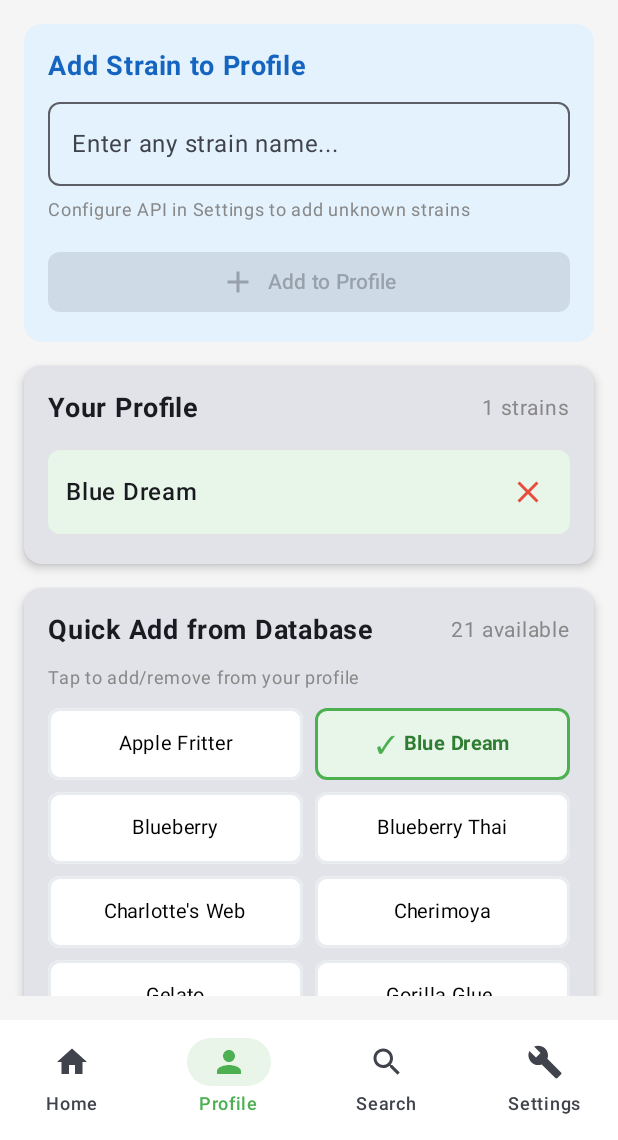
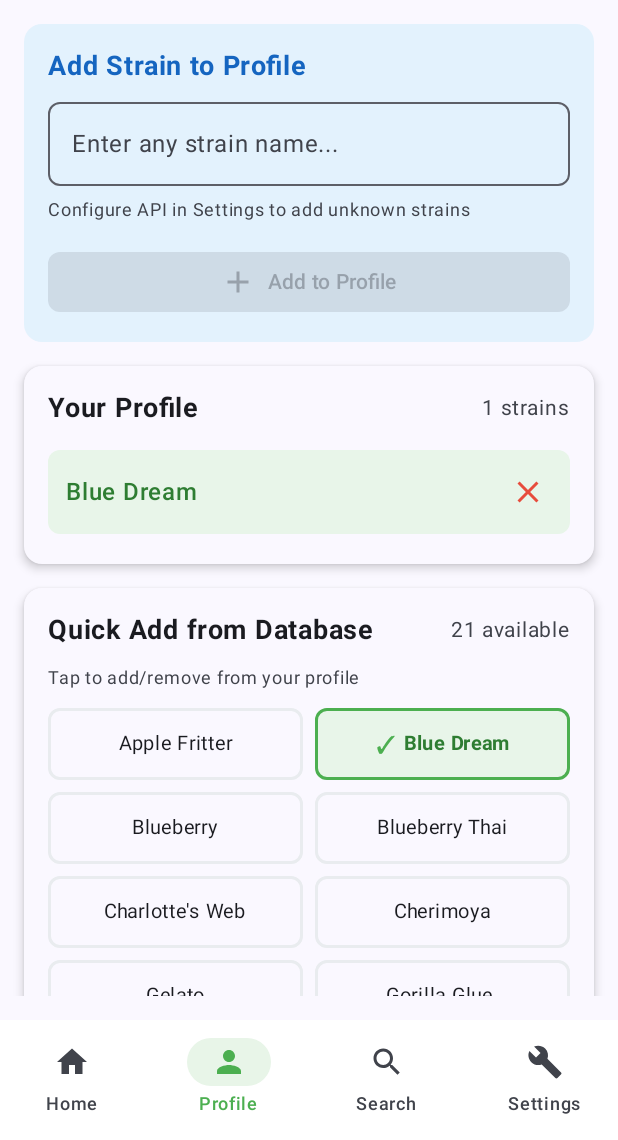
Before and after one commit to usathyan/cannabis-strain-analyzer, an Android app built with Jetpack Compose: the composable MainScreen shown on its own in the app's theme, item 2 of the bottom bar chosen, on a phone screen of 412 x 824 dp, the part 96-1236 px from its top. Run offline under Robolectric (Android 15) with nearby library versions, the phone set to English and light mode, and no system bars; libraries missing offline, so code that uses them is left out: com.google.mlkit.genai; 3 statements that could not run were skipped.

Commit message:
Fix dark mode compatibility across all screens
- Use MaterialTheme.colorScheme for backgrounds, surfaces, and text
- Add isSystemInDarkTheme() checks for accent colors
- Update HomeScreen, ConfigureScreen, CompareScreen with theme-aware colors
- Fix ActionButton, StrainChip, QuickAddStrainCard, InfoRow, MetricRow
- Ensure all cards and text are visible in both light and dark modes

🤖 Generated with [Claude Code](https://claude.com/claude-code)

Co-Authored-By: Claude Opus 4.5 <noreply@anthropic.com>

```diff
--- a/android-app/app/src/main/kotlin/com/strainanalyzer/app/ui/ConfigureScreen.kt
+++ b/android-app/app/src/main/kotlin/com/strainanalyzer/app/ui/ConfigureScreen.kt
@@ -3,6 +3,7 @@ package com.strainanalyzer.app.ui
 import androidx.compose.foundation.background
 import androidx.compose.foundation.border
 import androidx.compose.foundation.clickable
+import androidx.compose.foundation.isSystemInDarkTheme
 import androidx.compose.foundation.layout.*
 import androidx.compose.foundation.lazy.LazyColumn
 import androidx.compose.foundation.lazy.grid.GridCells
@@ -39,20 +40,30 @@ fun ConfigureScreen(
     var isAddingStrain by remember { mutableStateOf(false) }
 
     val isLlmConfigured = llmService.isConfigured()
+    val isDark = isSystemInDarkTheme()
+
+    val backgroundColor = MaterialTheme.colorScheme.background
+    val surfaceColor = MaterialTheme.colorScheme.surface
+    val onSurfaceColor = MaterialTheme.colorScheme.onSurface
+    val onSurfaceVariant = MaterialTheme.colorScheme.onSurfaceVariant
 
     LazyColumn(
         modifier = Modifier
             .fillMaxSize()
-            .background(Color(0xFFF5F5F5))
+            .background(backgroundColor)
             .padding(16.dp),
         verticalArrangement = Arrangement.spacedBy(16.dp)
     ) {
         // Add New Strain Card
         item {
+            val cardColor = if (isDark) Color(0xFF0D47A1) else Color(0xFFE3F2FD)
+            val titleColor = if (isDark) Color(0xFF90CAF9) else Color(0xFF1565C0)
+            val subtitleColor = if (isDark) Color(0xFF64B5F6) else Color(0xFF1976D2)
+
             Card(
                 modifier = Modifier.fillMaxWidth(),
                 shape = RoundedCornerShape(12.dp),
-                colors = CardDefaults.cardColors(containerColor = Color(0xFFE3F2FD))
+                colors = CardDefaults.cardColors(containerColor = cardColor)
             ) {
                 Column(
                     modifier = Modifier.padding(16.dp)
@@ -61,7 +72,7 @@ fun ConfigureScreen(
                         text = "Add Strain to Profile",
                         fontSize = 18.sp,
                         fontWeight = FontWeight.Bold,
-                        color = Color(0xFF1565C0),
+                        color = titleColor,
                         modifier = Modifier.padding(bottom = 12.dp)
                     )
 
@@ -79,14 +90,14 @@ fun ConfigureScreen(
                         Text(
                             text = "Unknown strains will be fetched via API",
                             fontSize = 12.sp,
-                            color = Color(0xFF1976D2),
+                            color = subtitleColor,
                             modifier = Modifier.padding(top = 4.dp)
                         )
                     } else {
                         Text(
                             text = "Configure API in Settings to add unknown strains",
                             fontSize = 12.sp,
-                            color = Color.Gray,
+                            color = onSurfaceVariant,
                             modifier = Modifier.padding(top = 4.dp)
                         )
                     }
@@ -130,7 +141,8 @@ fun ConfigureScreen(
             Card(
                 modifier = Modifier.fillMaxWidth(),
                 shape = RoundedCornerShape(12.dp),
-                elevation = CardDefaults.cardElevation(defaultElevation = 4.dp)
+                elevation = CardDefaults.cardElevation(defaultElevation = 4.dp),
+                colors = CardDefaults.cardColors(containerColor = surfaceColor)
             ) {
                 Column(
                     modifier = Modifier.padding(16.dp)
@@ -143,21 +155,25 @@ fun ConfigureScreen(
                         Text(
                             text = "Your Profile",
                             fontSize = 18.sp,
-                            fontWeight = FontWeight.Bold
+                            fontWeight = FontWeight.Bold,
+                            color = onSurfaceColor
                         )
                         Text(
                             text = "${userProfile.favoriteStrains.size} strains",
                             fontSize = 14.sp,
-                            color = Color.Gray
+                            color = onSurfaceVariant
                         )
                     }
 
                     Spacer(modifier = Modifier.height(12.dp))
 
+                    val strainRowBg = if (isDark) Color(0xFF1B5E20) else Color(0xFFE8F5E9)
+                    val strainTextColor = if (isDark) Color(0xFFA5D6A7) else Color(0xFF2E7D32)
+
                     if (userProfile.favoriteStrains.isEmpty()) {
                         Text(
                             text = "No favorite strains yet. Add strains above or select from the database below.",
-                            color = Color.Gray,
+                            color = onSurfaceVariant,
                             fontSize = 14.sp
                         )
                     } else {
@@ -167,7 +183,7 @@ fun ConfigureScreen(
                                     .fillMaxWidth()
                                     .padding(vertical = 4.dp)
                                     .background(
-                                        Color(0xFFE8F5E9),
+                                        strainRowBg,
                                         shape = RoundedCornerShape(8.dp)
                                     )
                                     .padding(12.dp),
@@ -178,7 +194,8 @@ fun ConfigureScreen(
                                     text = strain.split(" ").joinToString(" ") {
                                         it.replaceFirstChar { c -> c.uppercase() }
                                     },
-                                    fontWeight = FontWeight.Medium
+                                    fontWeight = FontWeight.Medium,
+                                    color = strainTextColor
                                 )
                                 IconButton(
                                     onClick = { viewModel.removeStrainFromProfile(strain) },
@@ -202,7 +219,8 @@ fun ConfigureScreen(
             Card(
                 modifier = Modifier.fillMaxWidth(),
                 shape = RoundedCornerShape(12.dp),
-                elevation = CardDefaults.cardElevation(defaultElevation = 4.dp)
+                elevation = CardDefaults.cardElevation(defaultElevation = 4.dp),
+                colors = CardDefaults.cardColors(containerColor = surfaceColor)
             ) {
                 Column(
                     modifier = Modifier.padding(16.dp)
@@ -215,19 +233,20 @@ fun ConfigureScreen(
                         Text(
                             text = "Quick Add from Database",
                             fontSize = 18.sp,
-                            fontWeight = FontWeight.Bold
+                            fontWeight = FontWeight.Bold,
+                            color = onSurfaceColor
                         )
                         Text(
                             text = "${availableStrains.size} available",
                             fontSize = 14.sp,
-                            color = Color.Gray
+                            color = onSurfaceVariant
                         )
                     }
 
                     Text(
                         text = "Tap to add/remove from your profile",
                         fontSize = 12.sp,
-                        color = Color.Gray,
+                        color = onSurfaceVariant,
                         modifier = Modifier.padding(vertical = 8.dp)
                     )
 
@@ -264,16 +283,38 @@ fun QuickAddStrainCard(
     isInProfile: Boolean,
     onClick: () -> Unit
 ) {
+    val isDark = isSystemInDarkTheme()
+    val surfaceColor = MaterialTheme.colorScheme.surface
+    val onSurface = MaterialTheme.colorScheme.onSurface
+
+    val borderColor = if (isInProfile) {
+        if (isDark) Color(0xFF4CAF50) else Color(0xFF4CAF50)
+    } else {
+        if (isDark) Color(0xFF424242) else Color(0xFFe9ecef)
+    }
+
+    val bgColor = if (isInProfile) {
+        if (isDark) Color(0xFF1B5E20) else Color(0xFFE8F5E9)
+    } else {
+        surfaceColor
+    }
+
+    val textColor = if (isInProfile) {
+        if (isDark) Color(0xFFA5D6A7) else Color(0xFF2E7D32)
+    } else {
+        onSurface
+    }
+
     Box(
         modifier = Modifier
             .fillMaxWidth()
             .border(
                 width = 2.dp,
-                color = if (isInProfile) Color(0xFF4CAF50) else Color(0xFFe9ecef),
+                color = borderColor,
                 shape = RoundedCornerShape(8.dp)
             )
             .background(
-                color = if (isInProfile) Color(0xFFE8F5E9) else Color.White,
+                color = bgColor,
                 shape = RoundedCornerShape(8.dp)
             )
             .clickable(onClick = onClick)
@@ -285,7 +326,7 @@ fun QuickAddStrainCard(
             horizontalArrangement = Arrangement.Center
         ) {
             if (isInProfile) {
-                Text(text = "✓ ", color = Color(0xFF4CAF50))
+                Text(text = "✓ ", color = if (isDark) Color(0xFF4CAF50) else Color(0xFF4CAF50))
             }
             Text(
                 text = name.split(" ").joinToString(" ") {
@@ -293,7 +334,7 @@ fun QuickAddStrainCard(
                 },
                 fontWeight = if (isInProfile) FontWeight.Bold else FontWeight.Normal,
                 fontSize = 13.sp,
-                color = if (isInProfile) Color(0xFF2E7D32) else Color.Black
+                color = textColor
             )
         }
     }
@@ -301,6 +342,9 @@ fun QuickAddStrainCard(
 
 @Composable
 fun InfoRow(label: String, value: String) {
+    val onSurfaceVariant = MaterialTheme.colorScheme.onSurfaceVariant
+    val onSurface = MaterialTheme.colorScheme.onSurface
+
     Row(
         modifier = Modifier
             .fillMaxWidth()
@@ -309,13 +353,14 @@ fun InfoRow(label: String, value: String) {
     ) {
         Text(
             text = label,
-            color = Color.Gray,
+            color = onSurfaceVariant,
             fontSize = 14.sp
         )
         Text(
             text = value,
             fontWeight = FontWeight.Medium,
-            fontSize = 14.sp
+            fontSize = 14.sp,
+            color = onSurface
         )
     }
 }
--- a/android-app/app/src/main/kotlin/com/strainanalyzer/app/ui/HomeScreen.kt
+++ b/android-app/app/src/main/kotlin/com/strainanalyzer/app/ui/HomeScreen.kt
@@ -2,6 +2,7 @@ package com.strainanalyzer.app.ui
 
 import androidx.compose.foundation.background
 import androidx.compose.foundation.clickable
+import androidx.compose.foundation.isSystemInDarkTheme
 import androidx.compose.foundation.layout.*
 import androidx.compose.foundation.lazy.LazyColumn
 import androidx.compose.foundation.shape.RoundedCornerShape
@@ -51,10 +52,15 @@ fun HomeScreen(
     val isGeminiNanoDownloadable = llmService.isGeminiNanoDownloadable()
     val isCloudApiConfigured = llmService.isCloudApiConfigured()
 
+    val backgroundColor = MaterialTheme.colorScheme.background
+    val surfaceColor = MaterialTheme.colorScheme.surface
+    val onSurfaceColor = MaterialTheme.colorScheme.onSurface
+    val onSurfaceVariant = MaterialTheme.colorScheme.onSurfaceVariant
+
     LazyColumn(
         modifier = Modifier
             .fillMaxSize()
-            .background(Color(0xFFF5F5F5))
+            .background(backgroundColor)
             .padding(16.dp),
         verticalArrangement = Arrangement.spacedBy(16.dp)
     ) {
@@ -63,7 +69,8 @@ fun HomeScreen(
             Card(
                 modifier = Modifier.fillMaxWidth(),
                 shape = RoundedCornerShape(12.dp),
-                elevation = CardDefaults.cardElevation(defaultElevation = 4.dp)
+                elevation = CardDefaults.cardElevation(defaultElevation = 4.dp),
+                colors = CardDefaults.cardColors(containerColor = surfaceColor)
             ) {
                 Column(
                     modifier = Modifier.padding(16.dp)
@@ -72,6 +79,7 @@ fun HomeScreen(
                         text = "Your Profile",
                         fontSize = 18.sp,
                         fontWeight = FontWeight.Bold,
+                        color = onSurfaceColor,
                         modifier = Modifier.padding(bottom = 12.dp)
                     )
 
@@ -106,7 +114,7 @@ fun HomeScreen(
                         Text(
                             text = "Your favorite strains:",
                             fontSize = 14.sp,
-                            color = Color.Gray
+                            color = onSurfaceVariant
                         )
                         Spacer(modifier = Modifier.height(8.dp))
                         Row(
@@ -125,7 +133,7 @@ fun HomeScreen(
                         Text(
                             text = "No favorite strains yet. Add strains to build your profile.",
                             fontSize = 14.sp,
-                            color = Color.Gray
+                            color = onSurfaceVariant
                         )
                     }
                 }
@@ -137,7 +145,8 @@ fun HomeScreen(
             Card(
                 modifier = Modifier.fillMaxWidth(),
                 shape = RoundedCornerShape(12.dp),
-                elevation = CardDefaults.cardElevation(defaultElevation = 4.dp)
+                elevation = CardDefaults.cardElevation(defaultElevation = 4.dp),
+                colors = CardDefaults.cardColors(containerColor = surfaceColor)
             ) {
                 Column(
                     modifier = Modifier.padding(16.dp)
@@ -146,6 +155,7 @@ fun HomeScreen(
                         text = "Quick Actions",
                         fontSize = 18.sp,
                         fontWeight = FontWeight.Bold,
+                        color = onSurfaceColor,
                         modifier = Modifier.padding(bottom = 12.dp)
                     )
 
@@ -386,12 +396,16 @@ fun ActionButton(
     description: String,
     onClick: () -> Unit
 ) {
+    val surfaceVariant = MaterialTheme.colorScheme.surfaceVariant
+    val onSurface = MaterialTheme.colorScheme.onSurface
+    val onSurfaceVariant = MaterialTheme.colorScheme.onSurfaceVariant
+
     Surface(
         modifier = Modifier
             .fillMaxWidth()
             .clickable(onClick = onClick),
         shape = RoundedCornerShape(8.dp),
-        color = Color(0xFFF8F9FA)
+        color = surfaceVariant
     ) {
         Row(
             modifier = Modifier.padding(12.dp),
@@ -401,31 +415,36 @@ fun ActionButton(
                 Text(
                     text = title,
                     fontWeight = FontWeight.Medium,
-                    fontSize = 15.sp
+                    fontSize = 15.sp,
+                    color = onSurface
                 )
                 Text(
                     text = description,
-                    color = Color.Gray,
+                    color = onSurfaceVariant,
                     fontSize = 13.sp
                 )
             }
-            Text(text = "→", fontSize = 20.sp, color = Color.Gray)
+            Text(text = "→", fontSize = 20.sp, color = onSurfaceVariant)
         }
     }
 }
 
 @Composable
 fun StrainChip(name: String) {
+    val isDark = isSystemInDarkTheme()
+    val chipColor = if (isDark) Color(0xFF1B5E20) else Color(0xFFE8F5E9)
+    val textColor = if (isDark) Color(0xFFA5D6A7) else Color(0xFF2E7D32)
+
     Surface(
         shape = RoundedCornerShape(16.dp),
-        color = Color(0xFFE8F5E9)
+        color = chipColor
     ) {
         Text(
             text = name.split(" ").joinToString(" ") {
                 it.replaceFirstChar { c -> c.uppercase() }
             },
             fontSize = 12.sp,
-            color = Color(0xFF2E7D32),
+            color = textColor,
             modifier = Modifier.padding(horizontal = 12.dp, vertical = 6.dp)
         )
     }
```
Also changed, not shown: android-app/app/src/main/kotlin/com/strainanalyzer/app/ui/CompareScreen.kt (+35 -13 lines).
